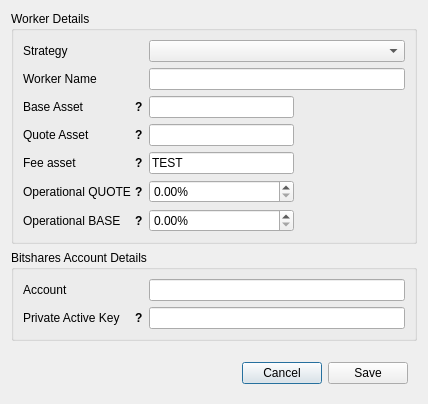
Before: the Qt Designer form dexbot/views/ui/create_worker_window.ui in peerplays-network/DEXBot, drawn with Qt 5.
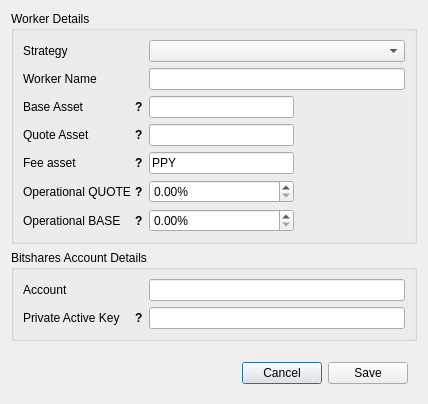
After: the same form once the commit is applied.

What changed in the file:
```diff
--- a/dexbot/views/ui/create_worker_window.ui
+++ b/dexbot/views/ui/create_worker_window.ui
@@ -608,7 +608,7 @@
          </size>
         </property>
         <property name="text">
-         <string>TEST</string>
+         <string>PPY</string>
         </property>
        </widget>
       </item>
```
